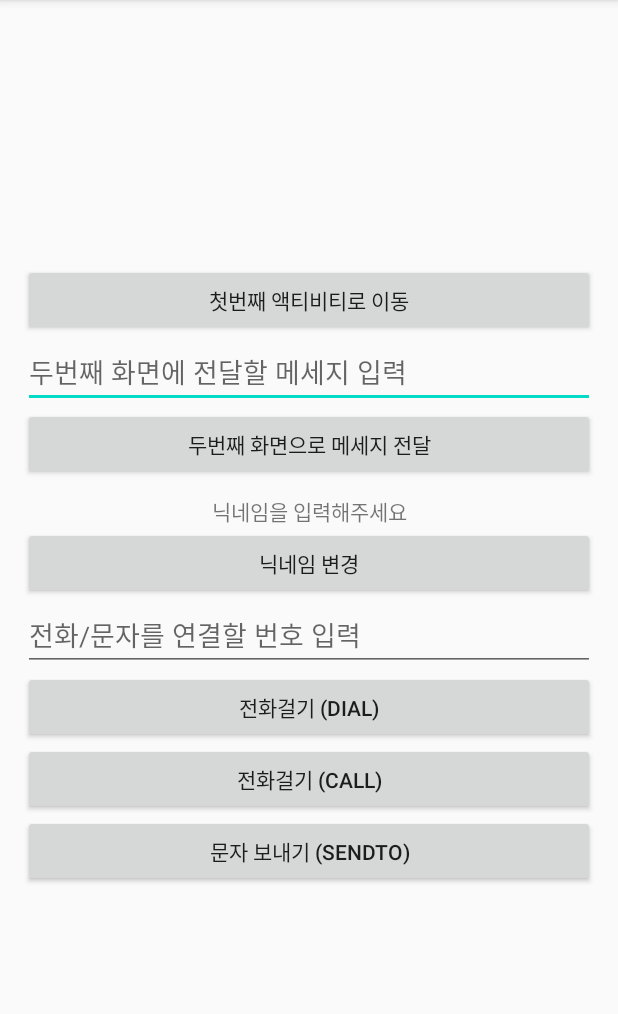
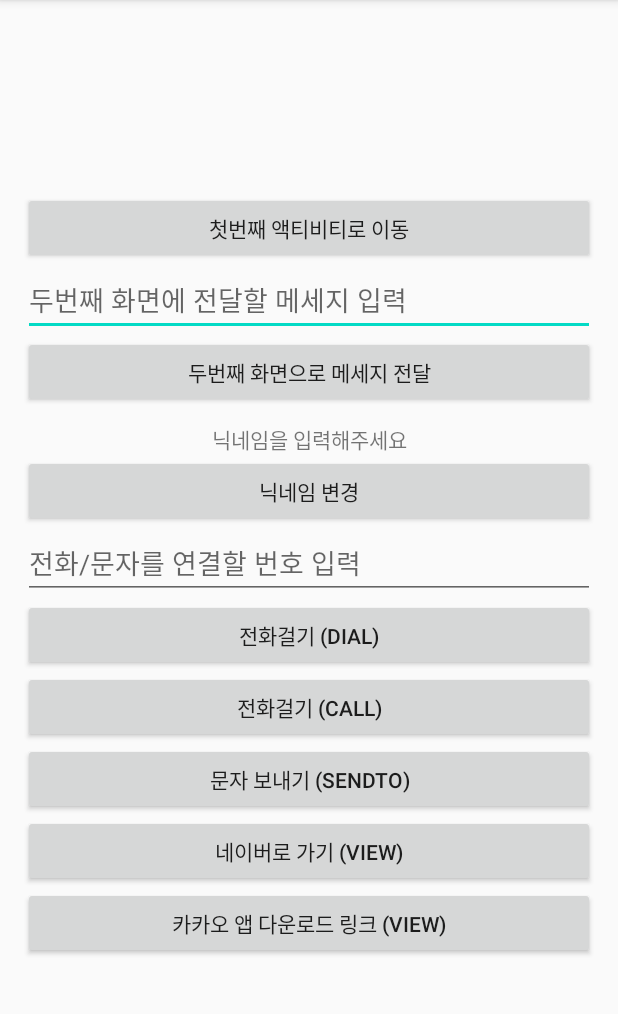
Before and after one commit to ckck0425/Intent_200806, an Android app: the screen it shows after launch (MainActivity), on a phone screen of 412 x 824 dp, the part 84-1098 px from its top. Run offline under Robolectric (Android 15) with nearby library versions, the phone set to English and light mode, and no system bars.

Commit message:
링크로 보내기

```diff
--- a/app/src/main/java/kr/co/tjoeun/intent_200806/MainActivity.kt
+++ b/app/src/main/java/kr/co/tjoeun/intent_200806/MainActivity.kt
@@ -18,6 +18,21 @@ class MainActivity : AppCompatActivity() {
     override fun onCreate(savedInstanceState: Bundle?) {
         super.onCreate(savedInstanceState)
         setContentView(R.layout.activity_main)
+
+//        카카오앱 스토어앱 링크로 보내기
+        kakaoplaystoreBtn.setOnClickListener {
+            val myUri = Uri.parse("market://details?id=com.kakao.talk")
+            val myIntent = Intent(Intent.ACTION_VIEW,myUri)
+            startActivity(myIntent)
+        }
+
+
+//        네이버 웹 링크로 보내기
+        naverlinkBtn.setOnClickListener {
+            val myUri = Uri.parse("https://naver.com")
+            val myIntent = Intent(Intent.ACTION_VIEW,myUri)
+            startActivity(myIntent)
+        }
 
 //        문자발송 화면 이동
         smsBtn.setOnClickListener {
--- a/app/src/main/res/layout/activity_main.xml
+++ b/app/src/main/res/layout/activity_main.xml
@@ -65,6 +65,19 @@
         android:layout_height="wrap_content"
         android:text="문자 보내기 (SENDTO)"/>
 
+    <Button
+        android:id="@+id/naverlinkBtn"
+        android:layout_width="match_parent"
+        android:layout_height="wrap_content"
+        android:text="네이버로 가기 (VIEW)"/>
+
+    <Button
+        android:id="@+id/kakaoplaystoreBtn"
+        android:layout_width="match_parent"
+        android:layout_height="wrap_content"
+        android:text="카카오 앱 다운로드 링크 (VIEW)"/>
+
+
 
 
 </LinearLayout>
```
